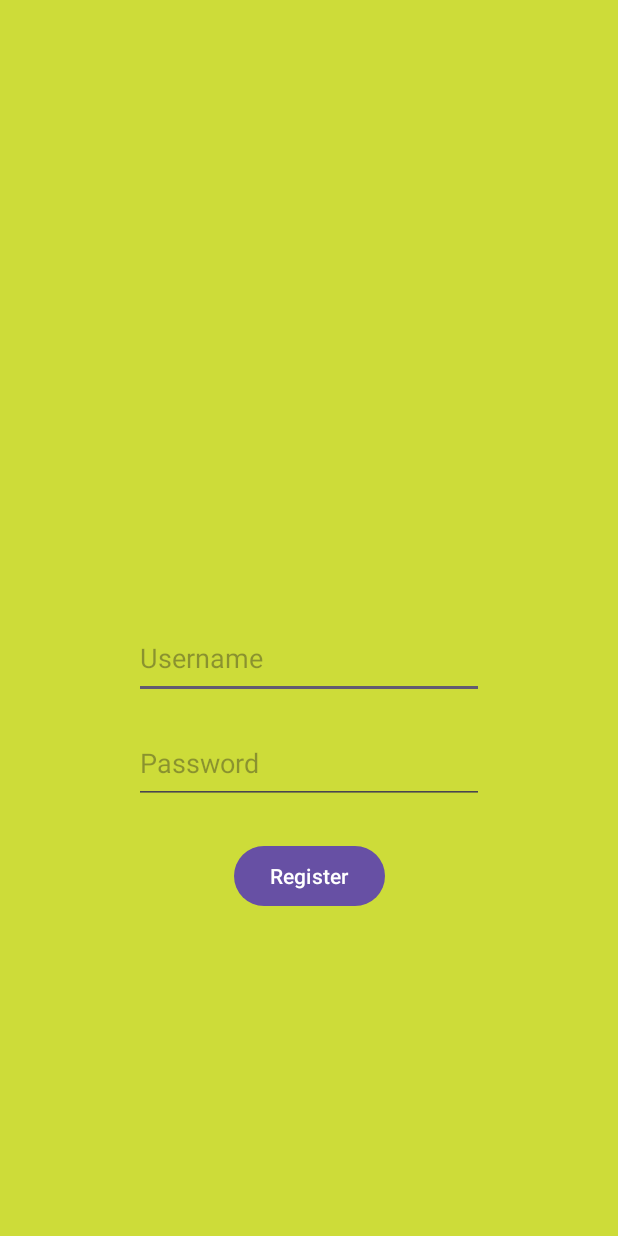
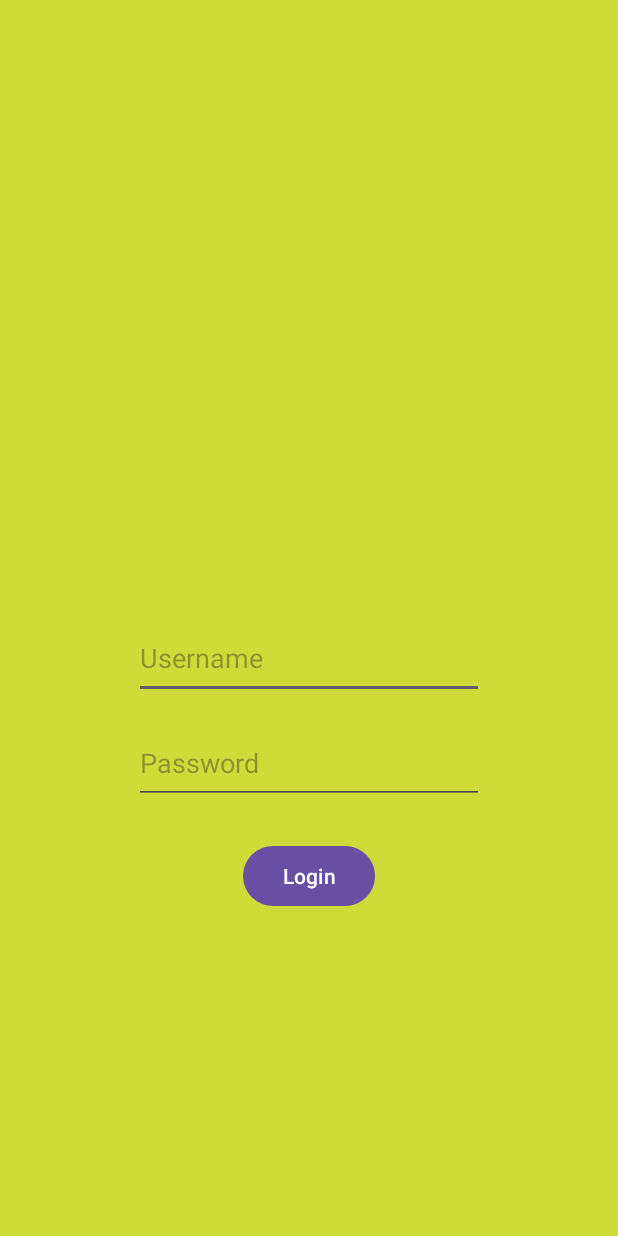
Before and after one commit to NeilElvirsson/Mobilt_java23_Neil_Elvirsson_LifeCycle_v4, an Android app: the screen it shows after launch (MainActivity), on a phone screen of 412 x 824 dp. Run offline under Robolectric (Android 15) with nearby library versions, the phone set to English and light mode, and no system bars; our stand-ins replace Firebase (no records; nobody signed in at launch, a user with empty details on screens opened directly).

Commit message:
Added screenshot and changed name on loginbutton

```diff
--- a/app/src/main/res/layout/activity_main.xml
+++ b/app/src/main/res/layout/activity_main.xml
@@ -47,9 +47,9 @@
         android:layout_width="wrap_content"
         android:layout_height="wrap_content"
         android:layout_marginTop="24dp"
-        android:text="Register"
-        app:layout_constraintTop_toBottomOf="@id/password"
+        android:text="Login"
+        app:layout_constraintEnd_toEndOf="parent"
         app:layout_constraintStart_toStartOf="parent"
-        app:layout_constraintEnd_toEndOf="parent" />
+        app:layout_constraintTop_toBottomOf="@id/password" />
 
 </androidx.constraintlayout.widget.ConstraintLayout>
```
Also changed, not shown: 1 other file.
